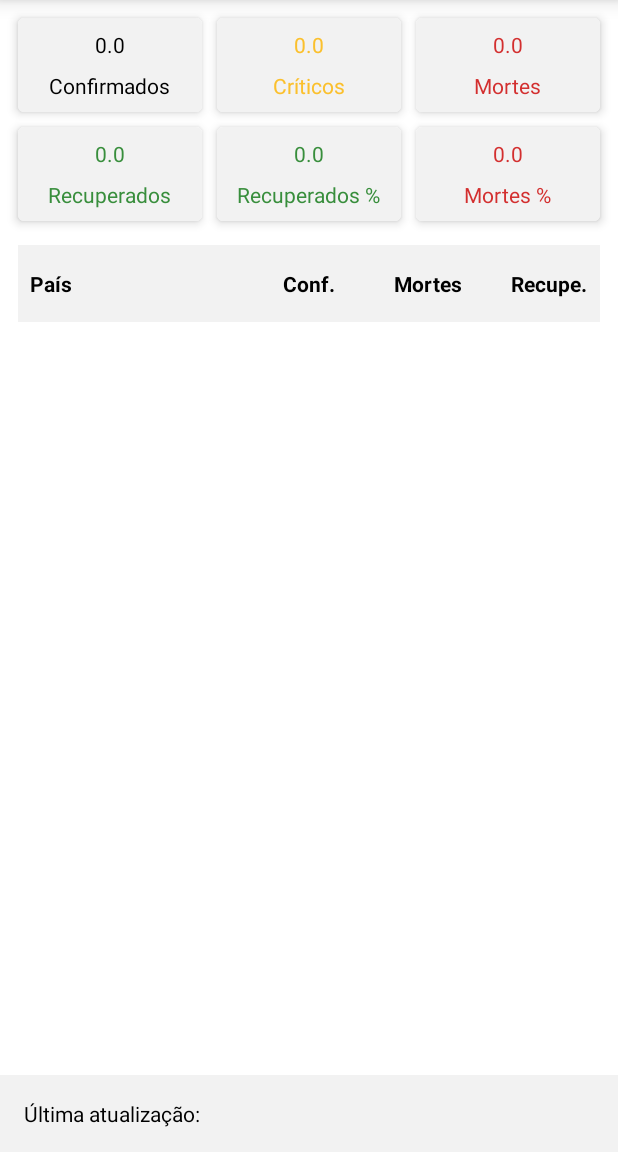
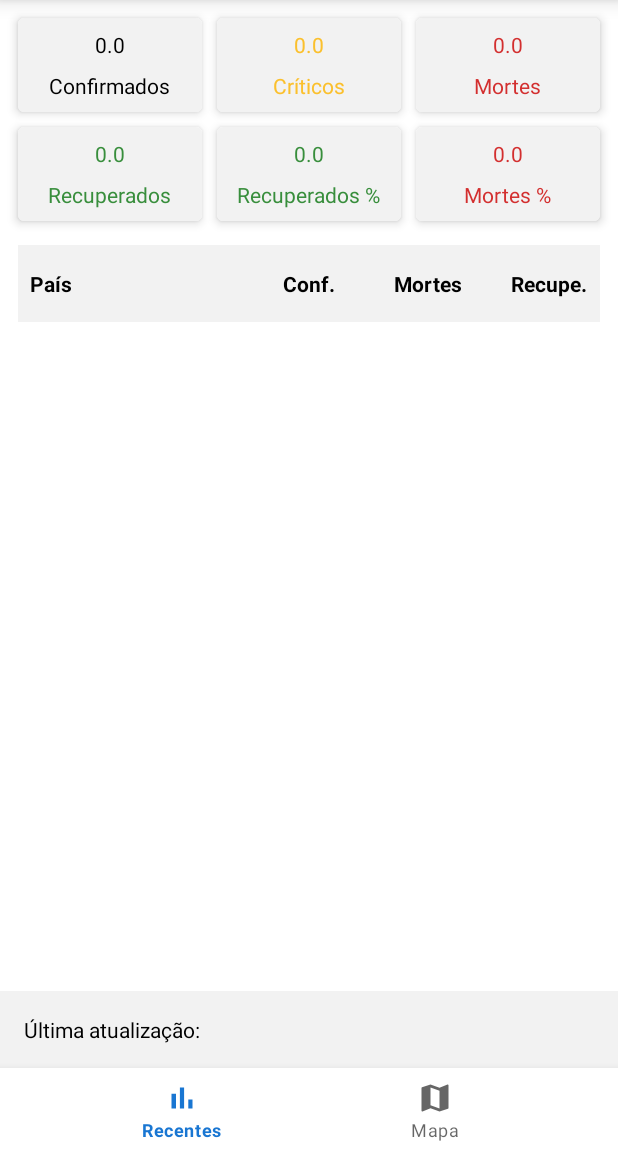
Before and after one commit to brunofelix7/Kotlin-CovidState, an Android app: the screen it shows after launch (HomeActivity), on a phone screen of 412 x 824 dp, the part 84-1236 px from its top. Run offline under Robolectric (Android 15) with nearby library versions, the phone set to English and light mode, and no system bars; our stand-ins replace data binding.

Commit message:
Inclusao de menu de navegacao

```diff
--- a/app/build.gradle
+++ b/app/build.gradle
@@ -66,6 +66,8 @@ dependencies {
 
     //  Glide
     implementation 'com.github.bumptech.glide:glide:4.11.0'
+    implementation 'androidx.legacy:legacy-support-v4:1.0.0'
+    implementation 'com.google.android.gms:play-services-maps:17.0.0'
     annotationProcessor 'com.github.bumptech.glide:compiler:4.11.0'
 
     //  Test
--- /dev/null
+++ b/app/src/main/res/drawable-night/bg_nav_selected.xml
@@ -0,0 +1,7 @@
+<?xml version="1.0" encoding="utf-8"?>
+<selector xmlns:android="http://schemas.android.com/apk/res/android">
+    <item
+        android:color="@color/blue700"
+        android:state_checked="true" />
+    <item android:color="?attr/colorControlNormal" />
+</selector>
--- a/app/src/main/res/drawable-night/ic_arrow_back.xml
+++ b/app/src/main/res/drawable-night/ic_arrow_back.xml
@@ -3,7 +3,7 @@
     android:height="24dp"
     android:viewportWidth="24"
     android:viewportHeight="24"
-    android:theme="@style/Theme.LightDark">
+    android:tint="@color/white">
 
   <path
       android:fillColor="@color/white"
--- /dev/null
+++ b/app/src/main/res/drawable-night/ic_bar_chart.xml
@@ -0,0 +1,10 @@
+<vector xmlns:android="http://schemas.android.com/apk/res/android"
+    android:width="24dp"
+    android:height="24dp"
+    android:tint="@color/white"
+    android:viewportWidth="24"
+    android:viewportHeight="24">
+    <path
+        android:fillColor="@color/white"
+        android:pathData="M5,9.2h3L8,19L5,19zM10.6,5h2.8v14h-2.8zM16.2,13L19,13v6h-2.8z" />
+</vector>
--- /dev/null
+++ b/app/src/main/res/drawable-night/ic_map.xml
@@ -0,0 +1,10 @@
+<vector xmlns:android="http://schemas.android.com/apk/res/android"
+    android:width="24dp"
+    android:height="24dp"
+    android:tint="@color/white"
+    android:viewportWidth="24"
+    android:viewportHeight="24">
+    <path
+        android:fillColor="@color/white"
+        android:pathData="M20.5,3l-0.16,0.03L15,5.1 9,3 3.36,4.9c-0.21,0.07 -0.36,0.25 -0.36,0.48V20.5c0,0.28 0.22,0.5 0.5,0.5l0.16,-0.03L9,18.9l6,2.1 5.64,-1.9c0.21,-0.07 0.36,-0.25 0.36,-0.48V3.5c0,-0.28 -0.22,-0.5 -0.5,-0.5zM15,19l-6,-2.11V5l6,2.11V19z" />
+</vector>
--- /dev/null
+++ b/app/src/main/res/drawable/bg_nav_selected.xml
@@ -0,0 +1,7 @@
+<?xml version="1.0" encoding="utf-8"?>
+<selector xmlns:android="http://schemas.android.com/apk/res/android">
+    <item
+        android:color="@color/blue700"
+        android:state_checked="true" />
+    <item android:color="?attr/colorControlNormal" />
+</selector>
--- a/app/src/main/res/drawable/ic_arrow_back.xml
+++ b/app/src/main/res/drawable/ic_arrow_back.xml
@@ -3,7 +3,7 @@
     android:height="24dp"
     android:viewportWidth="24"
     android:viewportHeight="24"
-    android:theme="@style/Theme.LightDark">
+    android:tint="@color/black">
 
   <path
       android:fillColor="@color/black"
--- /dev/null
+++ b/app/src/main/res/drawable/ic_bar_chart.xml
@@ -0,0 +1,10 @@
+<vector xmlns:android="http://schemas.android.com/apk/res/android"
+    android:width="24dp"
+    android:height="24dp"
+    android:tint="@color/black"
+    android:viewportWidth="24"
+    android:viewportHeight="24">
+    <path
+        android:fillColor="@color/black"
+        android:pathData="M5,9.2h3L8,19L5,19zM10.6,5h2.8v14h-2.8zM16.2,13L19,13v6h-2.8z" />
+</vector>
--- /dev/null
+++ b/app/src/main/res/drawable/ic_map.xml
@@ -0,0 +1,10 @@
+<vector xmlns:android="http://schemas.android.com/apk/res/android"
+    android:width="24dp"
+    android:height="24dp"
+    android:tint="@color/black"
+    android:viewportWidth="24"
+    android:viewportHeight="24">
+    <path
+        android:fillColor="@color/black"
+        android:pathData="M20.5,3l-0.16,0.03L15,5.1 9,3 3.36,4.9c-0.21,0.07 -0.36,0.25 -0.36,0.48V20.5c0,0.28 0.22,0.5 0.5,0.5l0.16,-0.03L9,18.9l6,2.1 5.64,-1.9c0.21,-0.07 0.36,-0.25 0.36,-0.48V3.5c0,-0.28 -0.22,-0.5 -0.5,-0.5zM15,19l-6,-2.11V5l6,2.11V19z" />
+</vector>
--- a/app/src/main/res/layout/activity_home.xml
+++ b/app/src/main/res/layout/activity_home.xml
@@ -66,5 +66,15 @@
             android:id="@+id/include_footer"
             layout="@layout/layout_footer_last_update" />
 
+        <com.google.android.material.bottomnavigation.BottomNavigationView
+            android:id="@+id/nav_menu"
+            android:layout_width="match_parent"
+            android:layout_height="wrap_content"
+            android:background="?android:attr/windowBackground"
+            app:elevation="8dp"
+            app:itemIconTint="@drawable/bg_nav_selected"
+            app:itemTextColor="@drawable/bg_nav_selected"
+            app:menu="@menu/nav_menu" />
+
     </LinearLayout>
 </layout>
--- /dev/null
+++ b/app/src/main/res/menu/nav_menu.xml
@@ -0,0 +1,12 @@
+<?xml version="1.0" encoding="utf-8"?>
+<menu xmlns:android="http://schemas.android.com/apk/res/android">
+    <item
+        android:id="@+id/nav_recent"
+        android:icon="@drawable/ic_bar_chart"
+        android:title="@string/title_nav_recent" />
+
+    <item
+        android:id="@+id/nav_maps"
+        android:icon="@drawable/ic_map"
+        android:title="@string/title_nav_map" />
+</menu>
--- a/app/src/main/res/values/strings.xml
+++ b/app/src/main/res/values/strings.xml
@@ -28,10 +28,18 @@
     <string name="title_search">Pesquisar</string>
     <string name="title_sync">Sincronizar</string>
 
+    <!-- Títulos do menu de navegacao -->
+    <string name="title_nav_recent">Recentes</string>
+    <string name="title_nav_map">Mapa</string>
+
     <!-- Barra de pesquisa (SearchView) -->
     <string name="hint_country_search">País…</string>
 
     <!-- Layout da tela de falha (layout_oops_screen.xml) -->
     <string name="label_oops_title">Oops!!</string>
     <string name="label_oops_message">Não foi possível carregar as informações, tente novamente.</string>
+
+    <!-- Fragments -->
+    <string name="hello_blank_fragment">Hello blank fragment</string>
+    <string name="title_activity_maps_fragment">Map</string>
 </resources>
```
Also changed, not shown: app/src/debug/res/values/google_maps_api.xml (added, +24 -0 lines), app/src/main/AndroidManifest.xml (+19 -0 lines), app/src/main/java/com/brunofelixdev/kotlincovidstate/fragment/MapsFragment.kt (added, +34 -0 lines), app/src/main/java/com/brunofelixdev/kotlincovidstate/fragment/RecentFragment.kt (added, +15 -0 lines), app/src/main/java/com/brunofelixdev/kotlincovidstate/ui/HomeActivity.kt (+25 -0 lines), app/src/main/res/layout/fragment_maps.xml (added, +9 -0 lines), app/src/main/res/layout/fragment_recent.xml (added, +14 -0 lines), 1 other file.
